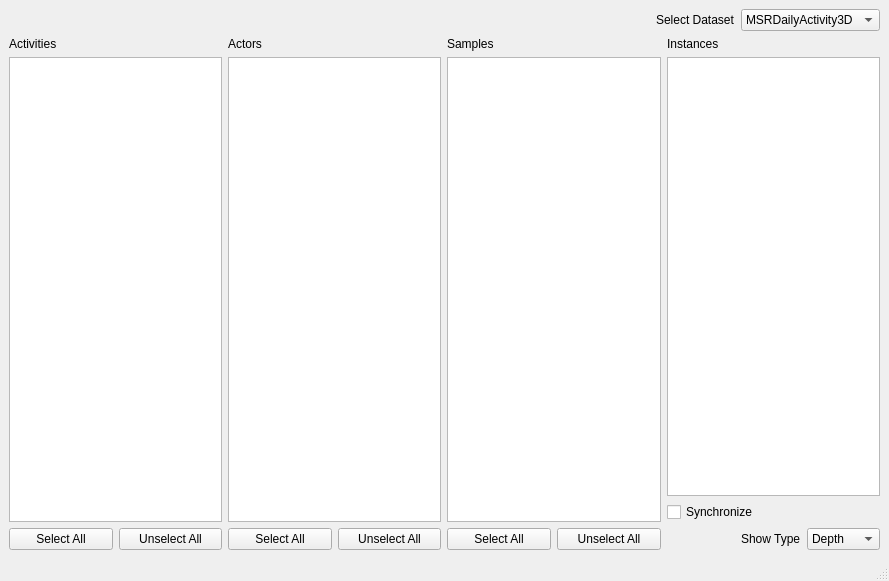
This is KinectProject/DatasetBrowser/DatasetBrowser.ui in d3ce1t/PrivacyProject as Qt 5 draws it before an edit. The edited form follows.
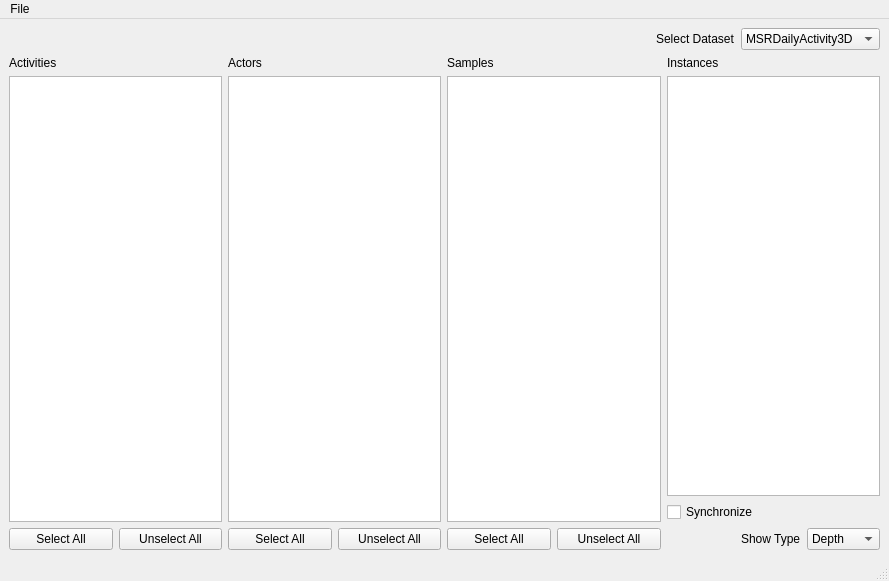
This is the edited form.

Commit message: Add settings to Dataset Browser project

The edit to the form file:
```diff
--- a/KinectProject/DatasetBrowser/DatasetBrowser.ui
+++ b/KinectProject/DatasetBrowser/DatasetBrowser.ui
@@ -249,6 +249,15 @@
      <height>20</height>
     </rect>
    </property>
+   <widget class="QMenu" name="menuFile">
+    <property name="title">
+     <string>File</string>
+    </property>
+    <addaction name="actionSettings"/>
+    <addaction name="separator"/>
+    <addaction name="actionQuit"/>
+   </widget>
+   <addaction name="menuFile"/>
   </widget>
   <widget class="QStatusBar" name="statusbar"/>
  </widget>
```
Left out of the diff: 32 changed lines with no effect on the pictures. The commit also changes 22 other files.
